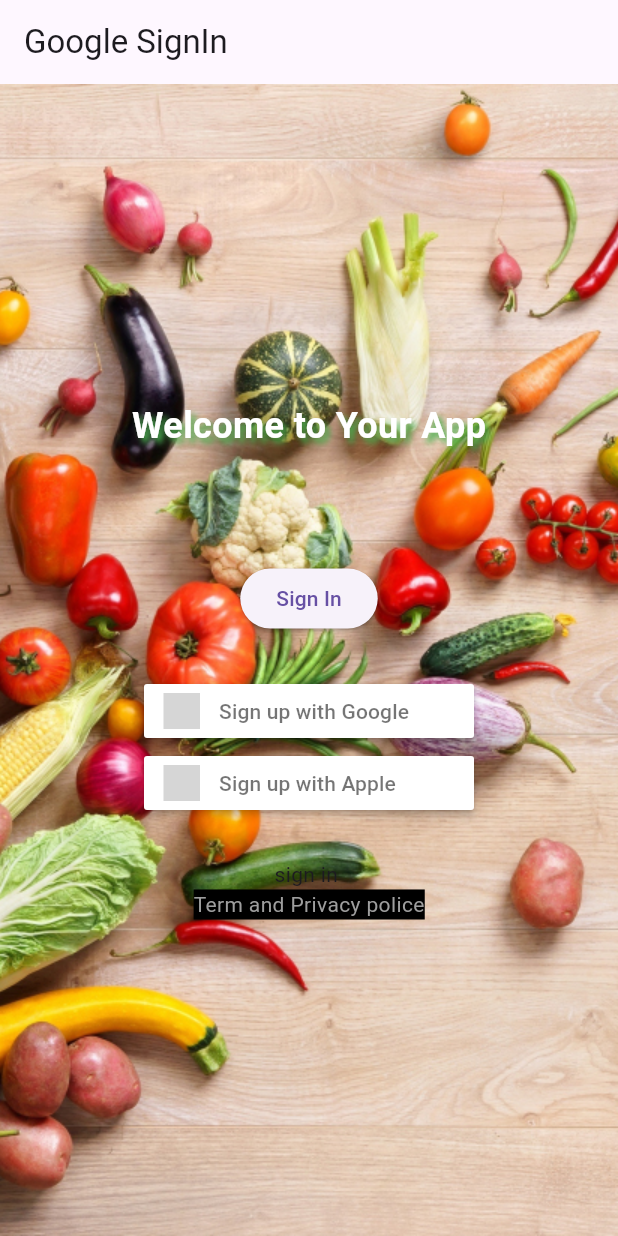
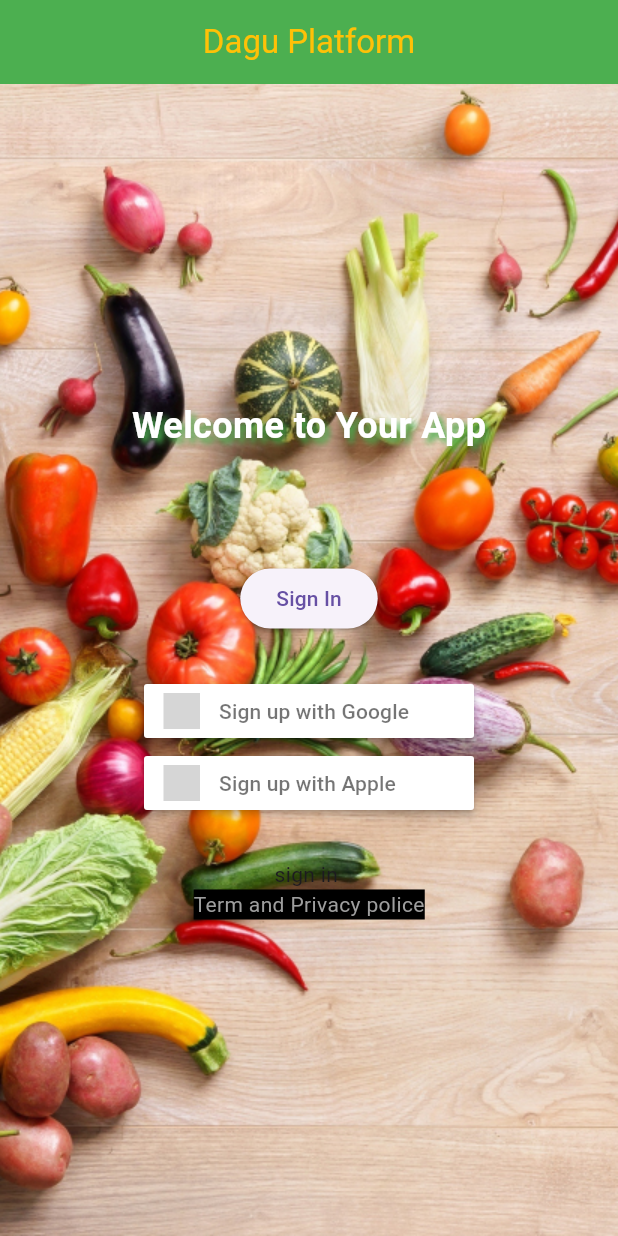
Before and after one commit to DAGMAWI-AT/FlutterProject, a Flutter app: the screen it shows after launch, on a phone screen of 412 x 824 dp. Run offline on Flutter 3.47's test engine with Material 3 defaults, Android fonts, the phone set to English and light mode, and no system bars; drawn by our look-alikes of sign_in_button; our stand-ins replace firebase_auth, firebase_core, google_sign_in; accounts and stored records are empty; grey boxes are pictures that could not be loaded.

```diff
--- a/lib/auth/sign_in.dart
+++ b/lib/auth/sign_in.dart
@@ -1,5 +1,6 @@
 import 'package:firebase_auth/firebase_auth.dart';
 import 'package:flutter/material.dart';
+import 'package:flutterproject/config/colors.dart';
 import 'package:flutterproject/screens/home/home_screen.dart';
 import 'package:google_sign_in/google_sign_in.dart';
 import 'package:sign_in_button/sign_in_button.dart';
@@ -19,6 +20,7 @@ class _SignInState extends State<SignIn> {
         scopes: ['email'],
       );
       final FirebaseAuth _auth = FirebaseAuth.instance;
+      await _googleSignIn.signOut();
 
       final GoogleSignInAccount? googleUser = await _googleSignIn.signIn();
       if (googleUser == null) return null;
@@ -43,7 +45,15 @@ class _SignInState extends State<SignIn> {
   Widget build(BuildContext context) {
     return Scaffold(
       appBar: AppBar(
-        title: const Text("Google SignIn"),
+        title: const Text(
+          "Dagu Platform",
+          style: TextStyle(
+            color: Colors.amber,
+          ),
+        ),
+        centerTitle: true, // Center the title horizontally
+
+        backgroundColor: Colors.green,
       ),
       body: user != null ? _userInfo() : _googleSignInButton(context),
     );
```
Also changed, not shown: lib/screens/home/home_screen.dart (+14 -4 lines), lib/screens/search/search.dart (added, +21 -0 lines), 1 other file.
